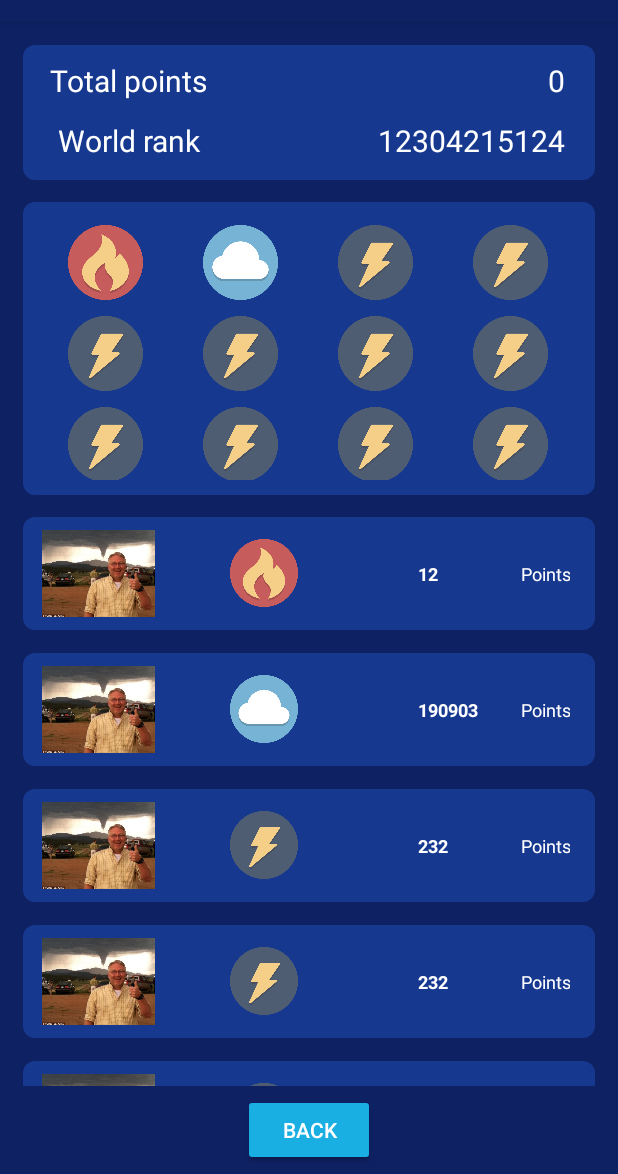
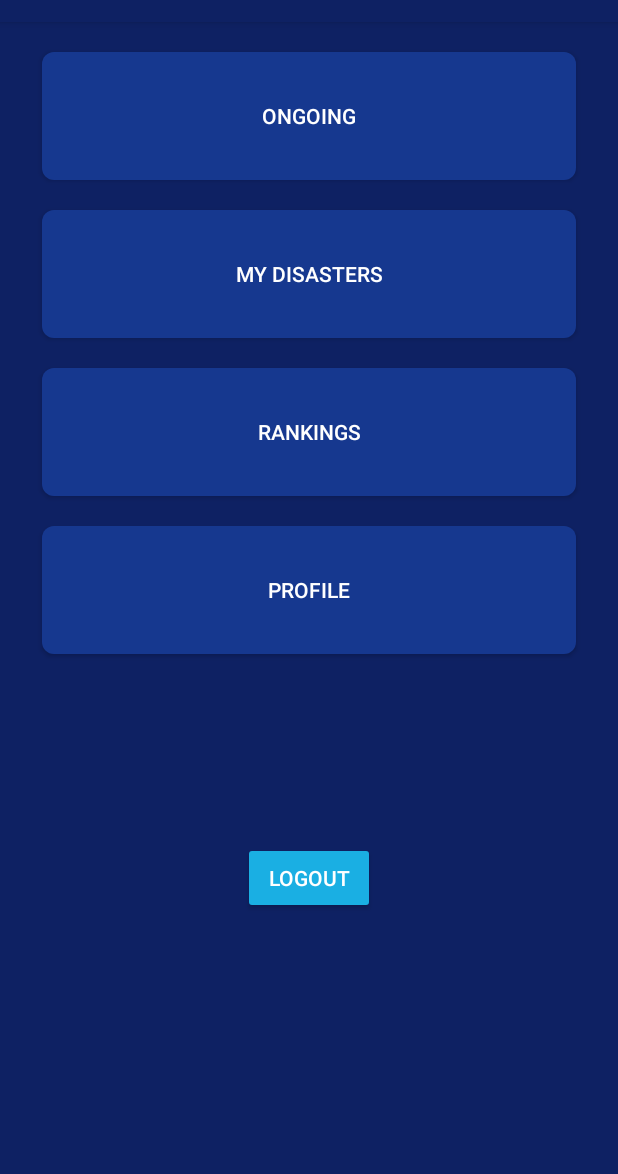
Before and after one commit to Bl0bb3r/AppProject_Group25_ITSMAP_F20_Master_Disaster_Broadcaster, an Android app: the screen it shows after launch (MainActivity), on a phone screen of 412 x 824 dp, the part 62-1236 px from its top. Run offline under Robolectric (Android 15) with nearby library versions, the phone set to English and light mode, and no system bars.

Commit message:
homepage added

```diff
--- a/app/src/main/java/com/example/appproject_group25_itsmap_f20_master_disaster_broadcaster/Activities/MainActivity.java
+++ b/app/src/main/java/com/example/appproject_group25_itsmap_f20_master_disaster_broadcaster/Activities/MainActivity.java
@@ -1,16 +1,31 @@
 package com.example.appproject_group25_itsmap_f20_master_disaster_broadcaster.Activities;
+
+import android.os.Bundle;
 
 import androidx.appcompat.app.AppCompatActivity;
 
-import android.os.Bundle;
-
+import com.example.appproject_group25_itsmap_f20_master_disaster_broadcaster.Fragments.home_fragment;
 import com.example.appproject_group25_itsmap_f20_master_disaster_broadcaster.R;
 
 public class MainActivity extends AppCompatActivity {
+
 
     @Override
     protected void onCreate(Bundle savedInstanceState) {
         super.onCreate(savedInstanceState);
         setContentView(R.layout.activity_main);
+
+        //check Fragment
+        if (findViewById(R.id.mainactivity_framelayout) != null)
+        {
+            if (savedInstanceState != null)
+            {
+                return;
+            }
+
+            home_fragment home_fragment = new home_fragment();
+            getSupportFragmentManager().beginTransaction().add(R.id.mainactivity_framelayout, home_fragment).commit();
+        }
+
     }
 }
--- /dev/null
+++ b/app/src/main/java/com/example/appproject_group25_itsmap_f20_master_disaster_broadcaster/Fragments/home_fragment.java
@@ -0,0 +1,96 @@
+package com.example.appproject_group25_itsmap_f20_master_disaster_broadcaster.Fragments;
+
+import android.os.Bundle;
+
+import androidx.fragment.app.Fragment;
+import androidx.fragment.app.FragmentManager;
+import androidx.fragment.app.FragmentTransaction;
+
+import android.view.LayoutInflater;
+import android.view.View;
+import android.view.ViewGroup;
+import android.widget.Button;
+
+import com.example.appproject_group25_itsmap_f20_master_disaster_broadcaster.R;
+
+/**
+ * A simple {@link Fragment} subclass.
+ * Use the {@link home_fragment#newInstance} factory method to
+ * create an instance of this fragment.
+ */
+public class home_fragment extends Fragment {
+    // TODO: Rename parameter arguments, choose names that match
+    // the fragment initialization parameters, e.g. ARG_ITEM_NUMBER
+    private static final String ARG_PARAM1 = "param1";
+    private static final String ARG_PARAM2 = "param2";
+
+    Button ongoing_btn;
+    Button mydisasters_btn;
+    Button rankings_btn;
+    Button profile_btn;
+    Button logout_btn;
+
+    // TODO: Rename and change types of parameters
+    private String mParam1;
+    private String mParam2;
+
+    public home_fragment() {
+        // Required empty public constructor
+    }
+
+    /**
+     * Use this factory method to create a new instance of
+     * this fragment using the provided parameters.
+     *
+     * @param param1 Parameter 1.
+     * @param param2 Parameter 2.
+     * @return A new instance of fragment home_fragments.
+     */
+    // TODO: Rename and change types and number of parameters
+    public static home_fragment newInstance(String param1, String param2) {
+        home_fragment fragment = new home_fragment();
+        Bundle args = new Bundle();
+        args.putString(ARG_PARAM1, param1);
+        args.putString(ARG_PARAM2, param2);
+        fragment.setArguments(args);
+        return fragment;
+    }
+
+    @Override
+    public void onCreate(Bundle savedInstanceState) {
+        super.onCreate(savedInstanceState);
+        if (getArguments() != null) {
+            mParam1 = getArguments().getString(ARG_PARAM1);
+            mParam2 = getArguments().getString(ARG_PARAM2);
+        }
+    }
+
+    @Override
+    public View onCreateView(LayoutInflater inflater, ViewGroup container,
+                             Bundle savedInstanceState) {
+
+        View rootView = inflater.inflate(R.layout.fragment_home_fragments, container, false);
+
+        //get components
+        ongoing_btn = (Button) rootView.findViewById(R.id.btn_ongoing);
+        mydisasters_btn = (Button) rootView.findViewById(R.id.btn_mydisasters);
+        rankings_btn = (Button) rootView.findViewById(R.id.btn_rankings);
+        profile_btn = (Button) rootView.findViewById(R.id.btn_profile);
+        logout_btn = (Button) rootView.findViewById(R.id.btn_logout);
+
+        //Onclick for all buttons
+        mydisasters_btn.setOnClickListener(new View.OnClickListener() {
+            public void onClick(View v) {
+
+                FragmentManager fragmentmanager = getActivity().getSupportFragmentManager();
+                FragmentTransaction transaction = fragmentmanager.beginTransaction();
+
+                transaction.replace(R.id.mainactivity_framelayout, new mydisasters_fragment());
+                transaction.addToBackStack(null);
+                transaction.commit();
+            }
+        });
+        // Inflate the layout for this fragment
+        return rootView;
+    }
+}
--- a/app/src/main/java/com/example/appproject_group25_itsmap_f20_master_disaster_broadcaster/Fragments/mydisasters_fragment.java
+++ b/app/src/main/java/com/example/appproject_group25_itsmap_f20_master_disaster_broadcaster/Fragments/mydisasters_fragment.java
@@ -3,6 +3,8 @@ package com.example.appproject_group25_itsmap_f20_master_disaster_broadcaster.Fr
 import android.os.Bundle;
 
 import androidx.fragment.app.Fragment;
+import androidx.fragment.app.FragmentManager;
+import androidx.fragment.app.FragmentTransaction;
 import androidx.recyclerview.widget.LinearLayoutManager;
 import androidx.recyclerview.widget.RecyclerView;
 
@@ -10,6 +12,7 @@ import android.view.LayoutInflater;
 import android.view.View;
 import android.view.ViewGroup;
 import android.widget.AdapterView;
+import android.widget.Button;
 import android.widget.GridView;
 import android.widget.ListView;
 
@@ -39,7 +42,7 @@ public class mydisasters_fragment extends Fragment {
 
     ListView listViewMyDisasters;
     GridView gridViewEmblems;
-
+    Button btn_back;
     private mydisasters_adapter mydisastersAdapter;
     private emblem_adapter emblemAdapter;
 
@@ -134,6 +137,13 @@ public class mydisasters_fragment extends Fragment {
 
         View rootView = inflater.inflate(R.layout.fragment_mydisasters_fragment, container, false);
 
+        btn_back = (Button) rootView.findViewById(R.id.back_btn);
+        btn_back.setOnClickListener(new View.OnClickListener() {
+            public void onClick(View v) {
+                FragmentManager fragmentmanager = getActivity().getSupportFragmentManager();
+                fragmentmanager.popBackStack();
+            }
+        });
         LinearLayoutManager layoutManager = new LinearLayoutManager(getContext(), LinearLayoutManager.HORIZONTAL, false);
 
         gridViewEmblems = (GridView) rootView.findViewById(R.id.mydisasters_recyclerview);
--- a/app/src/main/res/layout/activity_main.xml
+++ b/app/src/main/res/layout/activity_main.xml
@@ -4,25 +4,13 @@
     xmlns:tools="http://schemas.android.com/tools"
     android:layout_width="match_parent"
     android:layout_height="match_parent"
+    android:background="@color/colorPrimary"
     tools:context=".Activities.MainActivity">
 
-    <TextView
-        android:layout_width="wrap_content"
-        android:layout_height="wrap_content"
-        android:text="Hello World!"
-        app:layout_constraintBottom_toBottomOf="parent"
-        app:layout_constraintLeft_toLeftOf="parent"
-        app:layout_constraintRight_toRightOf="parent"
-        app:layout_constraintTop_toTopOf="parent" />
+    <FrameLayout
+        android:id="@+id/mainactivity_framelayout"
+        android:layout_width="match_parent"
+        android:layout_height="match_parent">
 
-    <androidx.fragment.app.FragmentContainerView
-        android:id="@+id/myDisasters_fragment"
-        android:name="com.example.appproject_group25_itsmap_f20_master_disaster_broadcaster.Fragments.mydisasters_fragment"
-        android:layout_width="match_parent"
-        android:layout_height="match_parent"
-        android:layout_weight="1"
-        app:layout_constraintBottom_toBottomOf="parent"
-        app:layout_constraintEnd_toEndOf="parent"
-        app:layout_constraintStart_toStartOf="parent"
-        app:layout_constraintTop_toTopOf="parent" />
+    </FrameLayout>
 </androidx.constraintlayout.widget.ConstraintLayout>
--- /dev/null
+++ b/app/src/main/res/layout/fragment_home_fragments.xml
@@ -0,0 +1,88 @@
+<?xml version="1.0" encoding="utf-8"?>
+<FrameLayout xmlns:android="http://schemas.android.com/apk/res/android"
+    xmlns:tools="http://schemas.android.com/tools"
+    android:layout_width="match_parent"
+    android:layout_height="match_parent"
+    tools:context=".Fragments.home_fragment"
+    android:background="@color/colorPrimary">
+
+
+    <LinearLayout
+        android:layout_width="match_parent"
+        android:layout_height="match_parent"
+        android:layout_marginRight="15dp"
+        android:layout_marginLeft="15dp"
+        android:orientation="vertical">
+
+        <Button
+            android:id="@+id/btn_ongoing"
+            style="@style/Widget.AppCompat.Button.Colored"
+            android:layout_width="356dp"
+            android:layout_height="85dp"
+            android:layout_marginStart="15dp"
+            android:layout_marginLeft="15dp"
+            android:layout_marginTop="20dp"
+            android:layout_marginEnd="15dp"
+            android:layout_marginRight="15dp"
+            android:layout_gravity="center"
+            android:background="@drawable/roundcorner"
+            android:text="@string/ongoing" />
+
+        <Button
+            android:id="@+id/btn_mydisasters"
+            style="@style/Widget.AppCompat.Button.Colored"
+            android:layout_width="356dp"
+            android:layout_height="85dp"
+            android:layout_marginStart="15dp"
+            android:layout_marginLeft="15dp"
+            android:layout_marginTop="20dp"
+            android:layout_marginEnd="15dp"
+            android:layout_marginRight="15dp"
+            android:layout_gravity="center"
+            android:background="@drawable/roundcorner"
+            android:text="@string/my_disasters" />
+
+        <Button
+            android:id="@+id/btn_rankings"
+            style="@style/Widget.AppCompat.Button.Colored"
+            android:layout_width="356dp"
+            android:layout_height="85dp"
+            android:layout_marginStart="15dp"
+            android:layout_marginLeft="15dp"
+            android:layout_marginTop="20dp"
+            android:layout_marginEnd="15dp"
+            android:layout_marginRight="15dp"
+            android:layout_gravity="center"
+            android:background="@drawable/roundcorner"
+            android:text="@string/rankings" />
+
+        <Button
+            android:id="@+id/btn_profile"
+            style="@style/Widget.AppCompat.Button.Colored"
+            android:layout_width="356dp"
+            android:layout_height="85dp"
+            android:layout_marginStart="15dp"
+            android:layout_marginLeft="15dp"
+            android:layout_marginTop="20dp"
+            android:layout_marginEnd="15dp"
+            android:layout_marginRight="15dp"
+            android:layout_gravity="center"
+            android:background="@drawable/roundcorner"
+            android:text="@string/profile"
+            />
+
+        <Button
+            android:id="@+id/btn_logout"
+            style="@style/Widget.AppCompat.Button.Colored"
+            android:layout_width="wrap_content"
+            android:layout_height="wrap_content"
+            android:gravity="center"
+            android:layout_gravity="center"
+
+            android:layout_marginTop="125dp"
+            android:text="@string/logout" />
+
+    </LinearLayout>
+
+
+</FrameLayout>
--- a/app/src/main/res/values/strings.xml
+++ b/app/src/main/res/values/strings.xml
@@ -4,4 +4,10 @@
     <!-- TODO: Remove or change this placeholder text -->
     <string name="hello_blank_fragment">Hello blank fragment</string>
     <string name="disaster_icon">Disaster icon</string>
+    <string name="ongoing">ongoing</string>
+    <string name="my_disasters">My Disasters</string>
+    <string name="button">Button</string>
+    <string name="profile">Profile</string>
+    <string name="rankings">Rankings</string>
+    <string name="logout">Logout</string>
 </resources>
```
